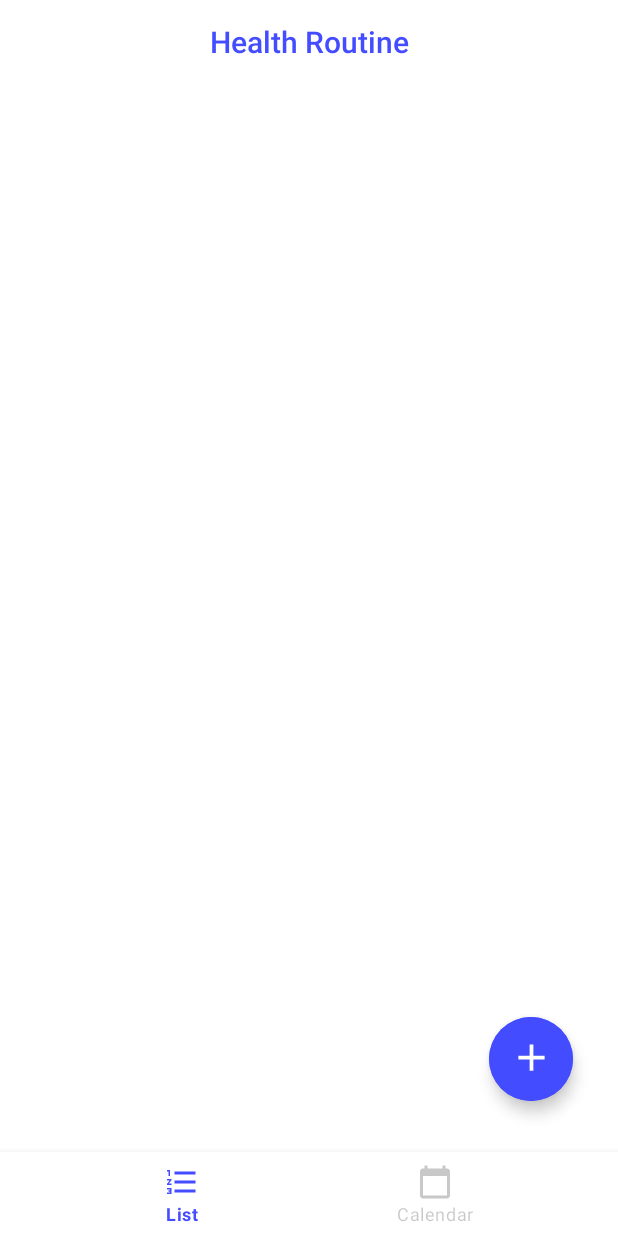
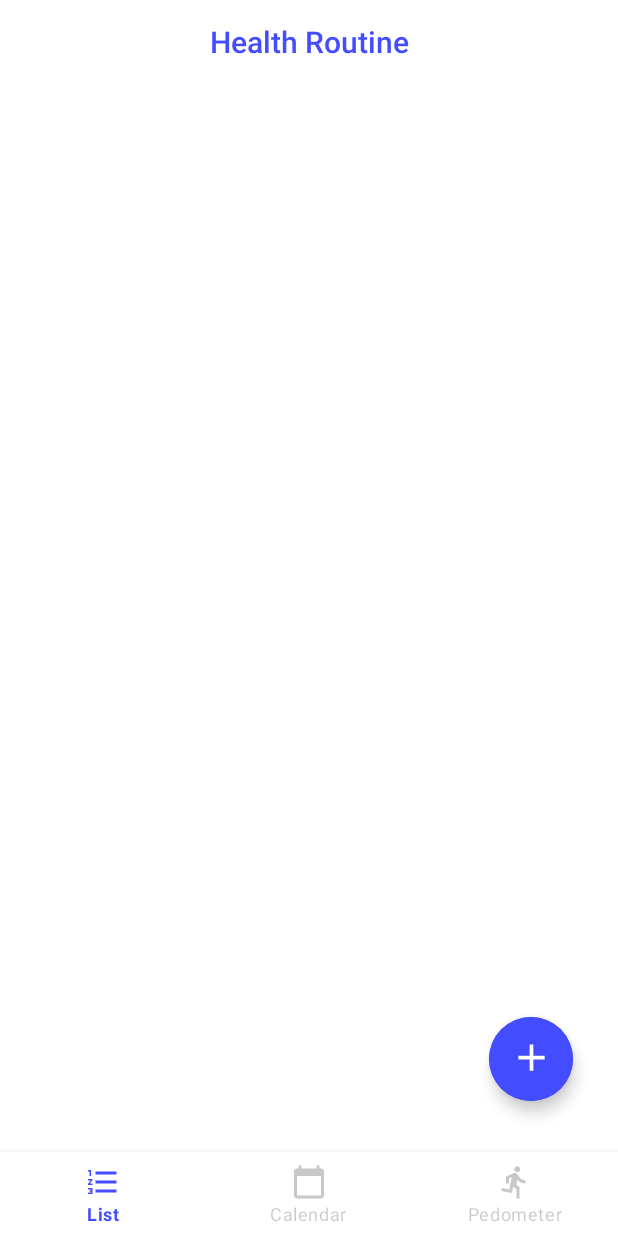
Before and after one commit to ProjectBCSD2021/HealthRoutineApplication, an Android app: the screen it shows after launch (MainListActivity), on a phone screen of 412 x 824 dp. Run offline under Robolectric (Android 15) with nearby library versions, the phone set to English and light mode, and no system bars; our stand-ins replace Room's generated code, data binding.

Commit message:
ADD BottomNavigationBar Item
BottomNavidationBar에 만보기 추가

```diff
--- a/app/src/main/java/com/example/healthroutineapplication/ExerciseDayDecorator.kt
+++ b/app/src/main/java/com/example/healthroutineapplication/ExerciseDayDecorator.kt
@@ -1,7 +1,5 @@
 package com.example.healthroutineapplication
 
-import android.content.Context
-import android.graphics.drawable.Drawable
 import com.prolificinteractive.materialcalendarview.CalendarDay
 import com.prolificinteractive.materialcalendarview.DayViewDecorator
 import com.prolificinteractive.materialcalendarview.DayViewFacade
--- a/app/src/main/java/com/example/healthroutineapplication/MainFragment.kt
+++ b/app/src/main/java/com/example/healthroutineapplication/MainFragment.kt
@@ -9,7 +9,6 @@
 import androidx.databinding.DataBindingUtil
 import androidx.fragment.app.viewModels
 import androidx.recyclerview.widget.LinearLayoutManager
-import com.example.healthroutineapplication.activities.WorkOutStartActivity
 import com.example.healthroutineapplication.adapters.WorkOutRoutineAdapter
 import com.example.healthroutineapplication.databinding.FragmentMainBinding
 import com.example.healthroutineapplication.interfaces.GoActivity
@@ -19,6 +18,7 @@
 class MainFragment(val intent: Intent) : Fragment(), GoActivity {
 
     private lateinit var binding: FragmentMainBinding
+
     private val exerciseRoutineViewModel: ExerciseRoutineViewModel by viewModels {
         ExerciseRoutineViewModelFactory((activity?.application as ExerciseRoutineApp).repository)
     }
--- a/app/src/main/java/com/example/healthroutineapplication/MainListActivity.kt
+++ b/app/src/main/java/com/example/healthroutineapplication/MainListActivity.kt
@@ -12,10 +12,10 @@
 import com.example.healthroutineapplication.databinding.ActivityMainListBinding
 import com.google.android.material.bottomnavigation.BottomNavigationView
 
+
 class MainListActivity : AppCompatActivity() {
 
     lateinit var binding: ActivityMainListBinding
-
 
     private val mOnNavigationItemSelectedListener =
         BottomNavigationView.OnNavigationItemSelectedListener { item ->
@@ -36,13 +36,17 @@
     override fun onCreate(savedInstanceState: Bundle?) {
         super.onCreate(savedInstanceState)
         setContentView(R.layout.activity_main_list)
+
         binding = DataBindingUtil.setContentView(this, R.layout.activity_main_list)
+        val intent = Intent(this,WorkOutStartActivity::class.java)
+
         val toolbar: Toolbar = binding.toolbar
         setSupportActionBar(toolbar)
         val actionBar: ActionBar = supportActionBar!!
         actionBar.setDisplayShowTitleEnabled(false)
 
-        replaceFragment(MainFragment(Intent(this,WorkOutStartActivity::class.java)))
+        replaceFragment(MainFragment(intent))
+
 
         binding.bottomNaviBar.setOnNavigationItemSelectedListener(mOnNavigationItemSelectedListener)
 
@@ -51,10 +55,10 @@
         }
     }
 
-
     private fun replaceFragment(fragment: Fragment) {
         val fragmentTransaction = supportFragmentManager.beginTransaction()
         fragmentTransaction.replace(R.id.mainLayout, fragment)
         fragmentTransaction.commit()
     }
+
 }
--- /dev/null
+++ b/app/src/main/res/drawable/ic_baseline_directions_run_24.xml
@@ -0,0 +1,11 @@
+<vector xmlns:android="http://schemas.android.com/apk/res/android"
+    android:width="24dp"
+    android:height="24dp"
+    android:viewportWidth="24"
+    android:viewportHeight="24"
+    android:tint="?attr/colorControlNormal"
+    android:autoMirrored="true">
+  <path
+      android:fillColor="@android:color/white"
+      android:pathData="M13.49,5.48c1.1,0 2,-0.9 2,-2s-0.9,-2 -2,-2 -2,0.9 -2,2 0.9,2 2,2zM9.89,19.38l1,-4.4 2.1,2v6h2v-7.5l-2.1,-2 0.6,-3c1.3,1.5 3.3,2.5 5.5,2.5v-2c-1.9,0 -3.5,-1 -4.3,-2.4l-1,-1.6c-0.4,-0.6 -1,-1 -1.7,-1 -0.3,0 -0.5,0.1 -0.8,0.1l-5.2,2.2v4.7h2v-3.4l1.8,-0.7 -1.6,8.1 -4.9,-1 -0.4,2 7,1.4z"/>
+</vector>
--- a/app/src/main/res/menu/navigationbar_items.xml
+++ b/app/src/main/res/menu/navigationbar_items.xml
@@ -6,4 +6,7 @@
     <item android:id="@+id/calendar"
         android:title="@string/menu_calendar"
         android:icon="@drawable/ic_baseline_calendar_today_24"/>
+    <item android:id="@+id/pedometer"
+        android:title="@string/menu_pedometer"
+        android:icon="@drawable/ic_baseline_directions_run_24"/>
 </menu>
--- a/app/src/main/res/values/strings.xml
+++ b/app/src/main/res/values/strings.xml
@@ -22,4 +22,5 @@
     <string name="hello_blank_fragment">Hello blank fragment</string>
     <string name="end_routine">설정한 루틴이 종료되었습니다.</string>
     <string name="end_exercise">운동 종료</string>
+    <string name="menu_pedometer">Pedometer</string>
 </resources>
```
